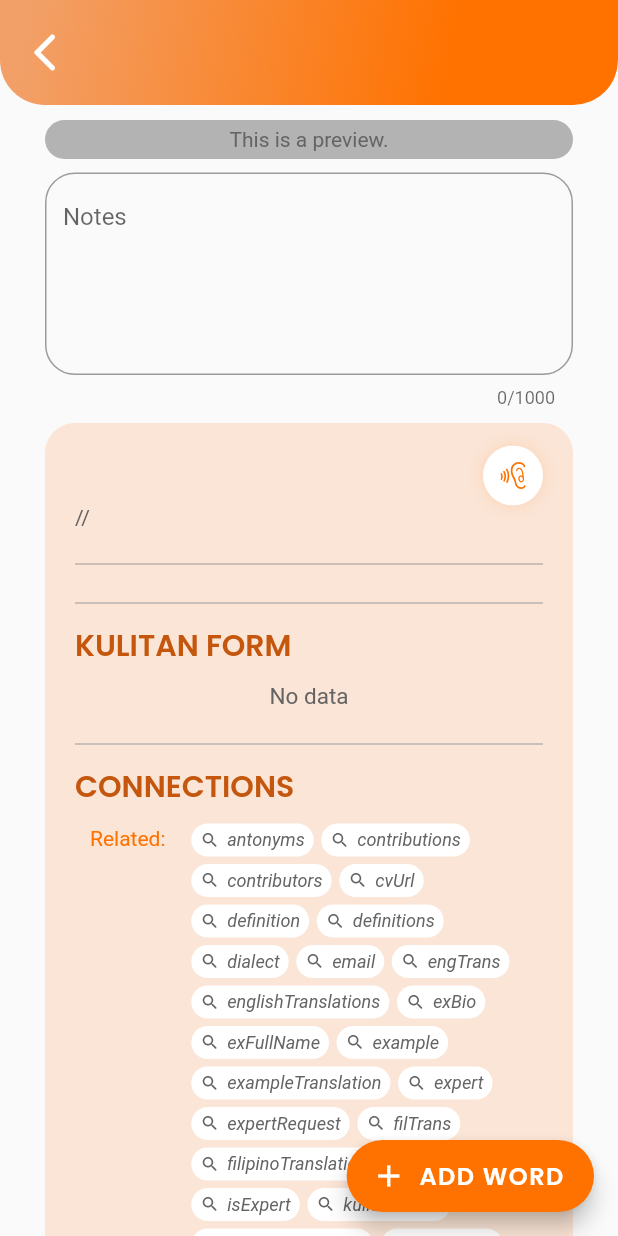
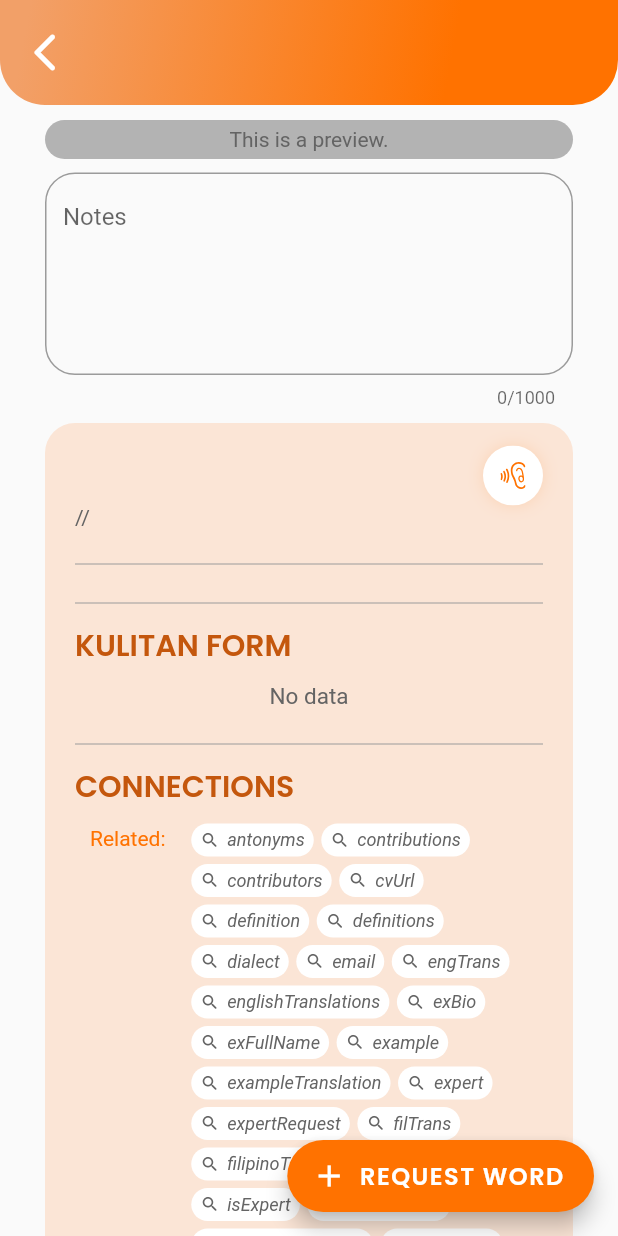
Before and after one commit to erlsthetic/amanu-kp-dictionary, a Flutter app: the PreviewPage screen opened directly with empty values, on a phone screen of 412 x 824 dp. Run offline on Flutter 3.47's test engine with Material 2 defaults, Android fonts, the phone set to English and light mode, and no system bars; our stand-ins replace audioplayers, auto_size_text, cloud_firestore, connectivity_plus, dio, file_picker and 18 more; missing offline and left inert: audio_waveforms, coast, firebase_app_check, sortedmap, textfield_tags, themed; accounts and stored records are empty; statements that could not run were skipped.

Commit message:
Fixed UI on requests and added focus nodes on dynamic input fields

```diff
--- a/lib/screens/user_tools/controllers/preview_edits_controller.dart
+++ b/lib/screens/user_tools/controllers/preview_edits_controller.dart
@@ -46,6 +46,7 @@ class PreviewEditsController extends GetxController {
   void onInit() {
     super.onInit();
     getInformation();
+    notesController = TextEditingController();
   }
 
   final String prevWordID;
--- a/lib/screens/user_tools/widgets/preview_edits_page.dart
+++ b/lib/screens/user_tools/widgets/preview_edits_page.dart
@@ -86,7 +86,9 @@ class PreviewEditsPage extends StatelessWidget {
         floatingActionButton: FloatingActionButton.extended(
           splashColor: primaryOrangeLight,
           focusColor: primaryOrangeLight.withOpacity(0.5),
-          onPressed: () {},
+          onPressed: () {
+            controller.submitEdits();
+          },
           label: Text(
             appController.userIsExpert ?? false
                 ? tConfirmEdits.toUpperCase()
--- a/lib/screens/user_tools/widgets/preview_page.dart
+++ b/lib/screens/user_tools/widgets/preview_page.dart
@@ -87,7 +87,9 @@ class PreviewPage extends StatelessWidget {
             controller.submitWord();
           },
           label: Text(
-            tAddWord.toUpperCase(),
+            (appController.userIsExpert ?? false)
+                ? tAddWord.toUpperCase()
+                : tRequestWord.toUpperCase(),
             textAlign: TextAlign.center,
             style: GoogleFonts.poppins(
               fontSize: 16.0,
@@ -145,7 +147,7 @@ class PreviewPage extends StatelessWidget {
                                         decoration: InputDecoration(
                                             labelText: tEditNotes,
                                             alignLabelWithHint: true,
-                                            hintText: tEditNotesHint,
+                                            hintText: tAddNotesHint,
                                             hintMaxLines: 5,
                                             border: OutlineInputBorder(
                                                 borderRadius:
--- a/lib/utils/constants/text_strings.dart
+++ b/lib/utils/constants/text_strings.dart
@@ -121,6 +121,8 @@ const String tKulitanEditor = "Kulitan Editor";
 const String tSubmit = "Submit";
 
 // -- Modify Screen
+
+const String tRequestWord = "Request word";
 const String tEdit = "Edit";
 const String tEditWord = "Edit word";
 const String tConfirmEdits = "Confirm edits";
@@ -138,6 +140,8 @@ const String tDeletePrompt2 = '" from the dictionary?';
 
 const String tProceed = "Proceed";
 
+const String tRequest = "Request";
+
 const String tDeleteYes = "Delete";
 const String tCancel = "Cancel";
 const String tConfirm = "Confirm";
@@ -150,6 +154,12 @@ const String tEditRequestPrompt2 = '"?';
 const String tEditNotes = 'Notes';
 const String tEditNotesHint =
     'Describe the edits you made and other notes you want the experts to know.';
+
+const String tAddNotesHint =
+    'Describe the word you are requesting to be added.';
+
+const String tDeleteNotesHint =
+    "State your reason for requesting this word's removal.";
 
 // -- Support Screen
 
```
Also changed, not shown: lib/components/delete_dialog.dart (+41 -21 lines), lib/components/search_filter.dart (+8 -2 lines), lib/screens/user_tools/controllers/modify_word_controller.dart (+6 -1 lines), lib/screens/user_tools/widgets/word_info_section.dart (+33 -16 lines).
